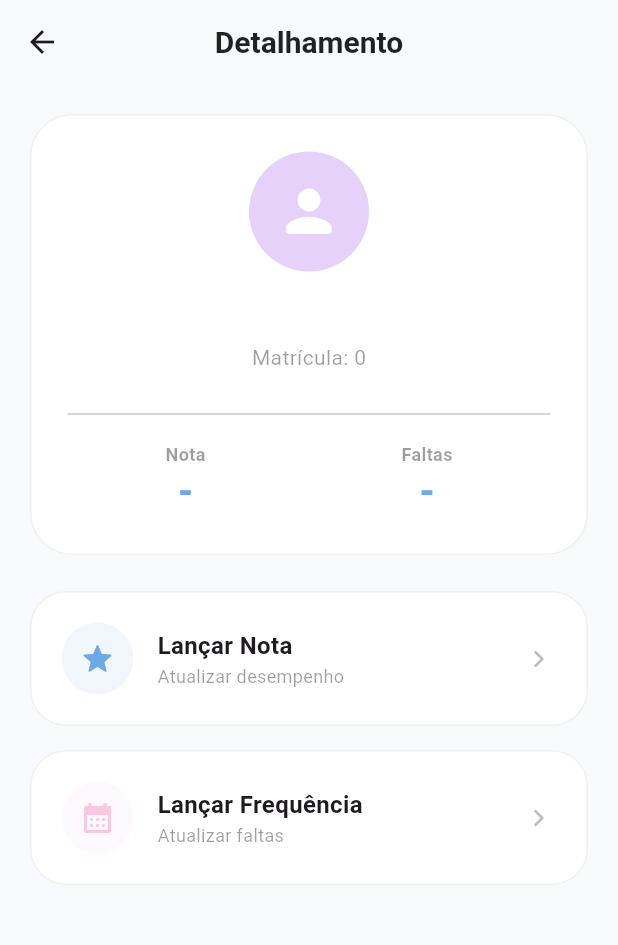
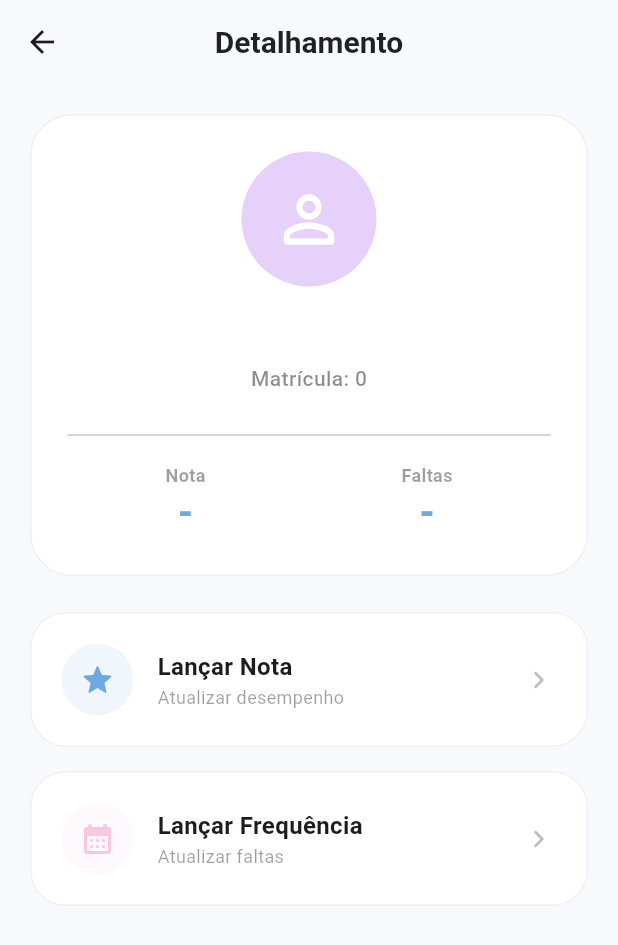
Before and after one commit to esleiu/App-Vida-de-Aluno, a Flutter app: the TelaDetalheAlunoProfessor screen opened directly with empty values, on a phone screen of 412 x 824 dp. Shown: the top 945 px of the screen. Run offline on Flutter 3.47's test engine with Material 3 defaults, Android fonts, the phone set to English and light mode, and no system bars; our stand-ins replace sqflite; accounts and stored records are empty; network calls fail.

Commit message:
Adição de novas funcionalidades ao portal do aluno

```diff
--- a/lib/telas/tela_detalhe_aluno_professor.dart
+++ b/lib/telas/tela_detalhe_aluno_professor.dart
@@ -4,23 +4,19 @@ import 'package:app_vida_de_aluno/data/modelos/modelo_registro_aluno.dart';
 import 'package:app_vida_de_aluno/data/repositorios/repositorio_registro.dart';
 import 'package:app_vida_de_aluno/telas/tela_adicionar_nota.dart';
 import 'package:app_vida_de_aluno/telas/tela_adicionar_faltas.dart';
+import 'package:app_vida_de_aluno/widgets/cabecalho_perfil.dart';
 
 class TelaDetalheAlunoProfessor extends StatefulWidget {
   final ModeloUsuario aluno;
   final ModeloUsuario professor;
 
-  const TelaDetalheAlunoProfessor({
-    super.key,
-    required this.aluno,
-    required this.professor,
-  });
+  const TelaDetalheAlunoProfessor({super.key, required this.aluno, required this.professor});
 
   @override
   State<TelaDetalheAlunoProfessor> createState() => _TelaDetalheAlunoProfessorState();
 }
 
 class _TelaDetalheAlunoProfessorState extends State<TelaDetalheAlunoProfessor> {
-  final _repo = RepositorioRegistro.instancia;
   ModeloRegistroAluno? _registroAtual;
 
   @override
@@ -30,7 +26,7 @@ class _TelaDetalheAlunoProfessorState extends State<TelaDetalheAlunoProfessor> {
   }
 
   void _carregarDados() async {
-    final registros = await _repo.obterRegistrosPorAluno(widget.aluno.id);
+    final registros = await RepositorioRegistro.instancia.obterRegistrosPorAluno(widget.aluno.id);
     try {
       final encontrado = registros.firstWhere(
         (r) => r.disciplina == widget.professor.disciplinaProfessor,
@@ -50,36 +46,12 @@ class _TelaDetalheAlunoProfessorState extends State<TelaDetalheAlunoProfessor> {
         padding: const EdgeInsets.all(20),
         child: Column(
           children: [
-            Container(
-              width: double.infinity,
-              padding: const EdgeInsets.all(24),
-              decoration: BoxDecoration(
-                color: Colors.white,
-                borderRadius: BorderRadius.circular(28),
-                border: Border.all(color: const Color(0xFFF0F0F0)),
-              ),
-              child: Column(
-                children: [
-                  const CircleAvatar(
-                    radius: 40,
-                    backgroundColor: Color(0xFFE5D1FA),
-                    child: Icon(Icons.person_rounded, color: Colors.white, size: 45),
-                  ),
-                  const SizedBox(height: 16),
-                  Text(widget.aluno.nome, style: const TextStyle(fontSize: 22, fontWeight: FontWeight.w900)),
-                  Text('Matrícula: ${widget.aluno.id}', style: const TextStyle(color: Colors.black38)),
-                  const SizedBox(height: 20),
-                  const Divider(),
-                  const SizedBox(height: 10),
-                  Row(
-                    mainAxisAlignment: MainAxisAlignment.spaceAround,
-                    children: [
-                      _buildInfoStatus('Nota', _registroAtual?.nota?.toString() ?? '-'),
-                      _buildInfoStatus('Faltas', _registroAtual?.faltas?.toString() ?? '-'),
-                    ],
-                  ),
-                ],
-              ),
+            CabecalhoPerfil(
+              usuario: widget.aluno,
+              estatisticas: [
+                _buildInfoStatus('Nota', _registroAtual?.nota?.toString() ?? '-'),
+                _buildInfoStatus('Faltas', _registroAtual?.faltas?.toString() ?? '-'),
+              ],
             ),
             const SizedBox(height: 24),
             _buildAcaoCard(
@@ -134,10 +106,7 @@ class _TelaDetalheAlunoProfessorState extends State<TelaDetalheAlunoProfessor> {
             children: [
               Container(
                 padding: const EdgeInsets.all(12),
-                decoration: BoxDecoration(
-                  color: cor.withOpacity(0.1),
-                  shape: BoxShape.circle,
-                ),
+                decoration: BoxDecoration(color: cor.withOpacity(0.1), shape: BoxShape.circle),
                 child: Icon(icone, color: cor),
               ),
               const SizedBox(width: 16),
--- /dev/null
+++ b/lib/widgets/cabecalho_perfil.dart
@@ -0,0 +1,51 @@
+import 'package:flutter/material.dart';
+import 'package:app_vida_de_aluno/data/modelos/modelo_usuario.dart';
+
+class CabecalhoPerfil extends StatelessWidget {
+  final ModeloUsuario usuario;
+  final List<Widget>? estatisticas;
+
+  const CabecalhoPerfil({super.key, required this.usuario, this.estatisticas});
+
+  @override
+  Widget build(BuildContext context) {
+    return Container(
+      width: double.infinity,
+      padding: const EdgeInsets.all(24),
+      decoration: BoxDecoration(
+        color: Colors.white,
+        borderRadius: BorderRadius.circular(28),
+        border: Border.all(color: const Color(0xFFF0F0F0)),
+      ),
+      child: Column(
+        children: [
+          const CircleAvatar(
+            radius: 45,
+            backgroundColor: Color(0xFFE5D1FA),
+            child: Icon(Icons.person_outline_rounded, size: 50, color: Colors.white),
+          ),
+          const SizedBox(height: 16),
+          Text(
+            usuario.nome,
+            style: const TextStyle(fontSize: 22, fontWeight: FontWeight.bold),
+            textAlign: TextAlign.center,
+          ),
+          const SizedBox(height: 4),
+          Text(
+            'Matrícula: ${usuario.id}',
+            style: const TextStyle(color: Colors.black45, fontWeight: FontWeight.w500),
+          ),
+          if (estatisticas != null) ...[
+            const SizedBox(height: 20),
+            const Divider(),
+            const SizedBox(height: 10),
+            Row(
+              mainAxisAlignment: MainAxisAlignment.spaceAround,
+              children: estatisticas!,
+            ),
+          ],
+        ],
+      ),
+    );
+  }
+}
```
Also changed, not shown: lib/telas/tela_adicionar_faltas.dart (+11 -32 lines), lib/telas/tela_aluno.dart (+51 -3 lines), lib/telas/tela_boletim.dart (added, +108 -0 lines), lib/telas/tela_detalhe_disciplina.dart (added, +68 -0 lines), lib/telas/tela_professor.dart (+21 -5 lines), lib/widgets/base_lancamento.dart (added, +63 -0 lines), lib/widgets/card_aluno.dart (deleted, +0 -121 lines), lib/widgets/card_informativo.dart (added, +94 -0 lines).
